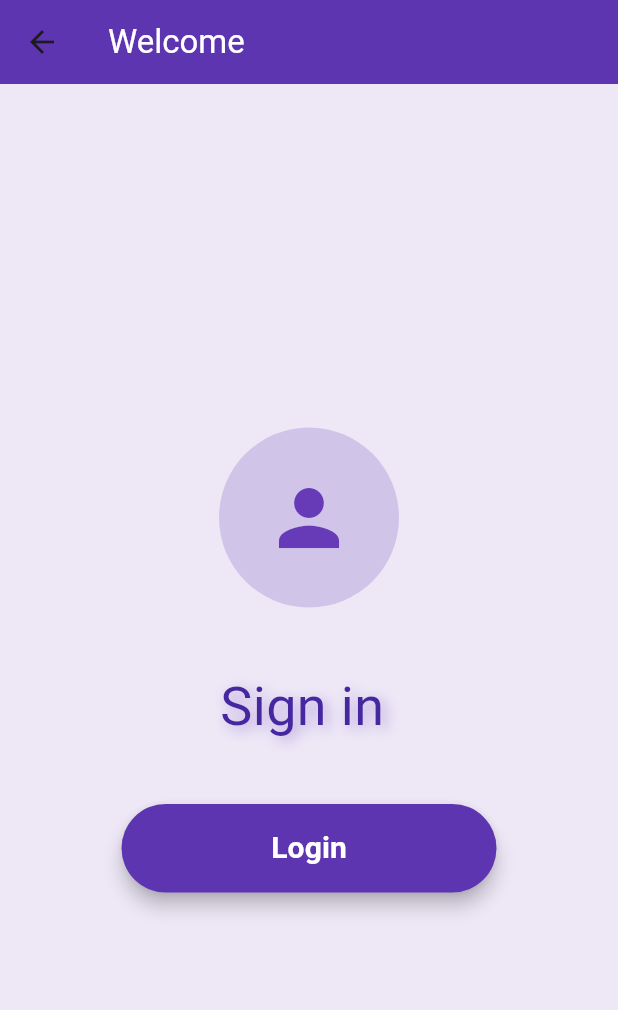
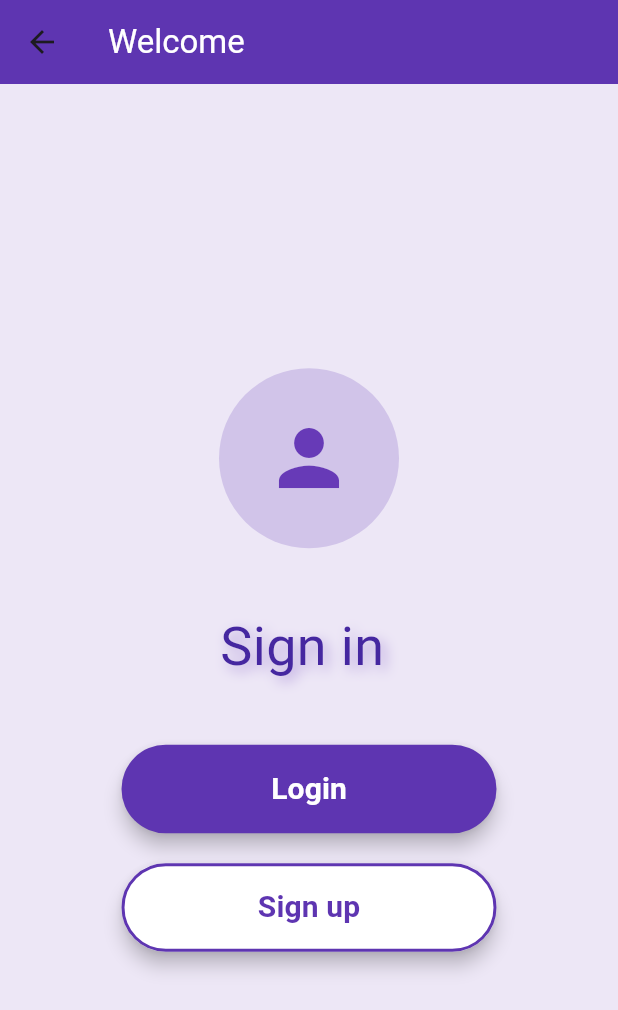
Before and after one commit to KhalilHen/30-seconds, a Flutter app: the AccountPage screen opened directly, on a phone screen of 412 x 824 dp. Shown: the top 1010 px of the screen. Run offline on Flutter 3.47's test engine with Material 3 defaults, Android fonts, the phone set to English and light mode, and no system bars; our stand-ins replace audioplayers.

Commit message:
Added sign-up button

```diff
--- a/thirty_seconds/lib/pages/account-page.dart
+++ b/thirty_seconds/lib/pages/account-page.dart
@@ -55,6 +55,21 @@ class AccountPage extends StatelessWidget {
                 child: Text(
                   "Login",
                   style: TextStyle(fontSize: 20, fontWeight: FontWeight.bold, color: Colors.white),
+                )),
+            SizedBox(
+              height: 20,
+            ),
+            ElevatedButton(
+                onPressed: () {},
+                style: ElevatedButton.styleFrom(
+                    backgroundColor: Colors.white,
+                    padding: const EdgeInsets.symmetric(horizontal: 50, vertical: 15),
+                    shape: RoundedRectangleBorder(borderRadius: BorderRadius.circular(30), side: BorderSide(color: Colors.deepPurple[600]!, width: 2)),
+                    elevation: 5,
+                    minimumSize: Size(250, 55)),
+                child: Text(
+                  "Sign up",
+                  style: TextStyle(fontSize: 20, fontWeight: FontWeight.bold, color: Colors.deepPurple[600]),
                 ))
           ],
         ),
```
